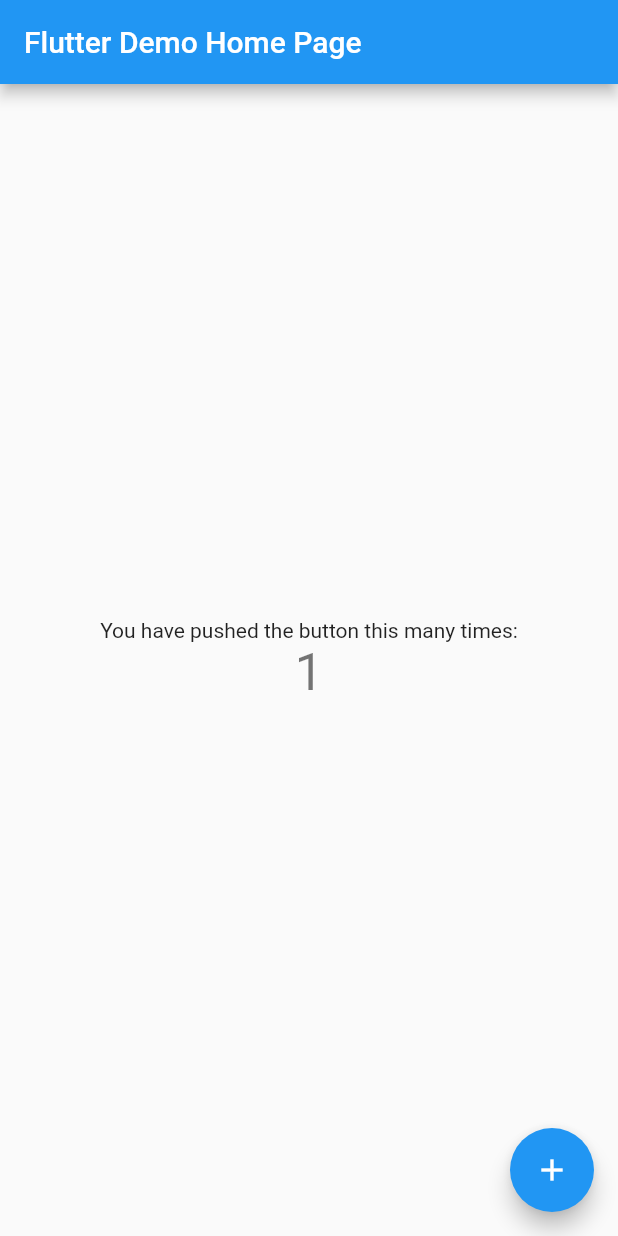
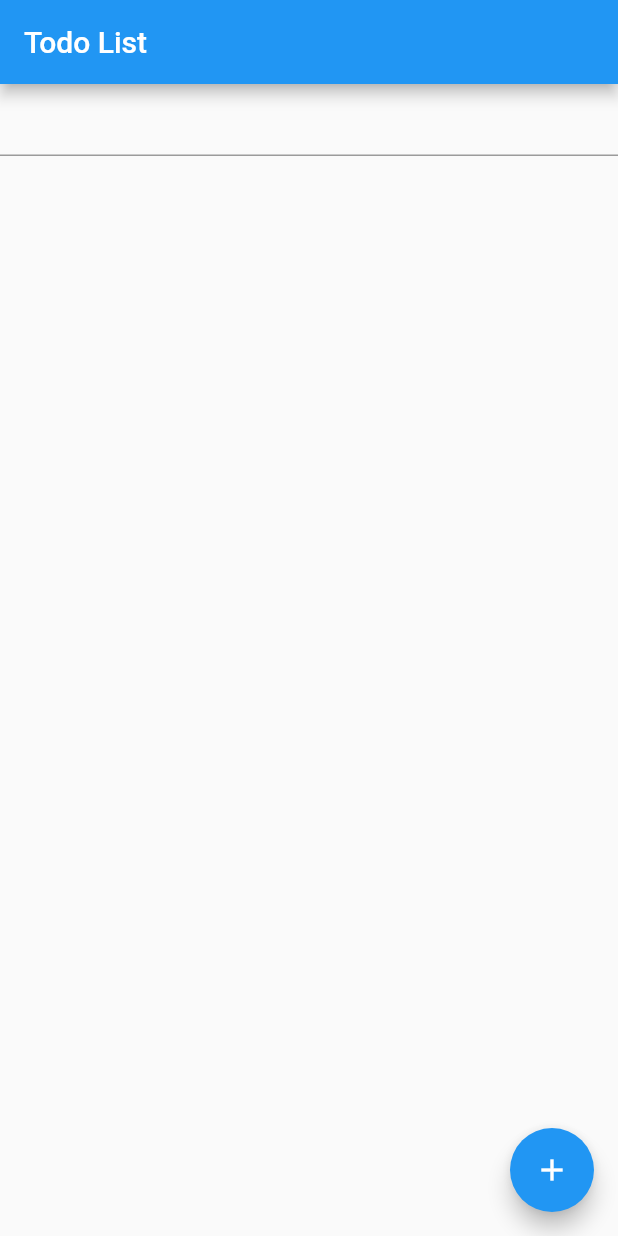
Before and after one commit to selfint/vale-app, a Flutter app: the screen it shows after launch, after a tap on the "add" icon, on a phone screen of 412 x 824 dp. Run offline on Flutter 3.47's test engine with Material 2 defaults, Android fonts, the light colour scheme and no system bars.

Commit message:
add ToDo list functionality

```diff
--- a/lib/main.dart
+++ b/lib/main.dart
@@ -22,92 +22,63 @@
         // is not restarted.
         primarySwatch: Colors.blue,
       ),
-      home: MyHomePage(title: 'Flutter Demo Home Page'),
+      home: TodoList(),
     );
   }
 }
 
-class MyHomePage extends StatefulWidget {
-  MyHomePage({Key? key, required this.title}) : super(key: key);
-
-  // This widget is the home page of your application. It is stateful, meaning
-  // that it has a State object (defined below) that contains fields that affect
-  // how it looks.
-
-  // This class is the configuration for the state. It holds the values (in this
-  // case the title) provided by the parent (in this case the App widget) and
-  // used by the build method of the State. Fields in a Widget subclass are
-  // always marked "final".
-
-  final String title;
+class TodoList extends StatefulWidget {
+  const TodoList({Key? key}) : super(key: key);
 
   @override
-  _MyHomePageState createState() => _MyHomePageState();
+  _TodoListState createState() => _TodoListState();
 }
 
-class _MyHomePageState extends State<MyHomePage> {
-  int _counter = 0;
-
-  void _incrementCounter() {
-    setState(() {
-      // This call to setState tells the Flutter framework that something has
-      // changed in this State, which causes it to rerun the build method below
-      // so that the display can reflect the updated values. If we changed
-      // _counter without calling setState(), then the build method would not be
-      // called again, and so nothing would appear to happen.
-      _counter++;
-    });
-  }
+class _TodoListState extends State<TodoList> {
+  static const _appTitle = 'Todo List';
+  final todos = <String>[];
+  final controller = TextEditingController();
 
   @override
   Widget build(BuildContext context) {
-    // This method is rerun every time setState is called, for instance as done
-    // by the _incrementCounter method above.
-    //
-    // The Flutter framework has been optimized to make rerunning build methods
-    // fast, so that you can just rebuild anything that needs updating rather
-    // than having to individually change instances of widgets.
-    return Scaffold(
-      appBar: AppBar(
-        // Here we take the value from the MyHomePage object that was created by
-        // the App.build method, and use it to set our appbar title.
-        title: Text(widget.title),
-      ),
-      body: Center(
-        // Center is a layout widget. It takes a single child and positions it
-        // in the middle of the parent.
-        child: Column(
-          // Column is also a layout widget. It takes a list of children and
-          // arranges them vertically. By default, it sizes itself to fit its
-          // children horizontally, and tries to be as tall as its parent.
-          //
-          // Invoke "debug painting" (press "p" in the console, choose the
-          // "Toggle Debug Paint" action from the Flutter Inspector in Android
-          // Studio, or the "Toggle Debug Paint" command in Visual Studio Code)
-          // to see the wireframe for each widget.
-          //
-          // Column has various properties to control how it sizes itself and
-          // how it positions its children. Here we use mainAxisAlignment to
-          // center the children vertically; the main axis here is the vertical
-          // axis because Columns are vertical (the cross axis would be
-          // horizontal).
-          mainAxisAlignment: MainAxisAlignment.center,
-          children: <Widget>[
-            Text(
-              'You have pushed the button this many times:',
+    return MaterialApp(
+      title: _appTitle,
+      home: Scaffold(
+        appBar: AppBar(
+          title: const Text(_appTitle),
+        ),
+        body: Column(
+          children: [
+            TextField(
+              controller: controller,
             ),
-            Text(
-              '$_counter',
-              style: Theme.of(context).textTheme.headline4,
+            Expanded(
+              child: ListView.builder(
+                itemCount: todos.length,
+                itemBuilder: (BuildContext context, int index) {
+                  final todo = todos[index];
+
+                  return Dismissible(
+                    key: Key('$todo$index'),
+                    onDismissed: (direction) => todos.removeAt(index),
+                    child: ListTile(title: Text(todo)),
+                    background: Container(color: Colors.red),
+                  );
+                },
+              ),
             ),
           ],
         ),
+        floatingActionButton: FloatingActionButton(
+          onPressed: () {
+            setState(() {
+              todos.add(controller.text);
+              controller.clear();
+            });
+          },
+          child: const Icon(Icons.add),
+        ),
       ),
-      floatingActionButton: FloatingActionButton(
-        onPressed: _incrementCounter,
-        tooltip: 'Increment',
-        child: Icon(Icons.add),
-      ), // This trailing comma makes auto-formatting nicer for build methods.
     );
   }
 }
```
Also changed, not shown: 1 other file.
